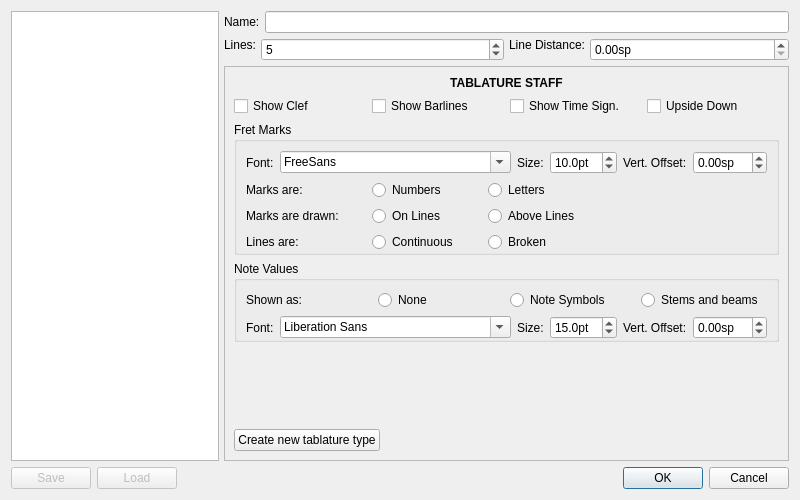
musescore/musescore-old, file mscore/mscore/stafftype.ui: the form before one commit.
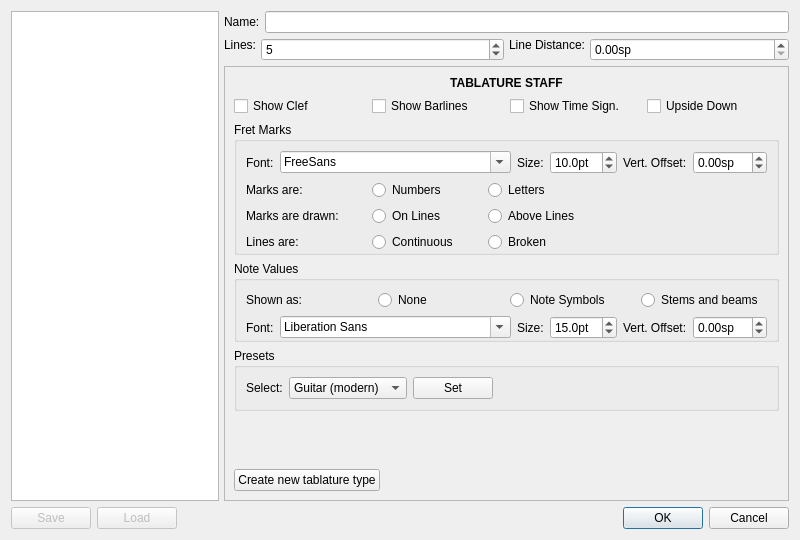
The form after the commit. The open tabs and pages were chosen to show the change.

Commit message: Tablature Properties dlg box: added support for presets

```diff
--- a/mscore/mscore/stafftype.ui
+++ b/mscore/mscore/stafftype.ui
@@ -7,7 +7,7 @@
     <x>0</x>
     <y>0</y>
     <width>800</width>
-    <height>500</height>
+    <height>540</height>
    </rect>
   </property>
   <property name="windowTitle">
@@ -250,7 +250,7 @@
           </layout>
          </widget>
          <widget class="QWidget" name="page_2">
-          <layout class="QVBoxLayout" name="verticalLayout_6" stretch="0,0,0,0,0,0">
+          <layout class="QVBoxLayout" name="verticalLayout_6" stretch="0,0,0,0,0,0,0">
            <item>
             <widget class="QLabel" name="tablatureGroupName">
              <property name="font">
@@ -672,6 +672,75 @@
              </layout>
             </widget>
            </item>
+           <item>
+            <widget class="QGroupBox" name="presetGroup">
+             <property name="title">
+              <string>Presets</string>
+             </property>
+             <layout class="QHBoxLayout" name="horizontalLayout_16">
+              <item>
+               <widget class="QLabel" name="presetLabel">
+                <property name="text">
+                 <string>Select:</string>
+                </property>
+               </widget>
+              </item>
+              <item>
+               <widget class="QComboBox" name="presetTablatureCombo">
+                <property name="currentIndex">
+                 <number>0</number>
+                </property>
+                <property name="maxCount">
+                 <number>10</number>
+                </property>
+                <item>
+                 <property name="text">
+                  <string comment="tablatture type">Guitar (modern)</string>
+                 </property>
+                </item>
+                <item>
+                 <property name="text">
+                  <string comment="tablature type">Bass (modern)</string>
+                 </property>
+                </item>
+                <item>
+                 <property name="text">
+                  <string comment="tablature type">Italian (historic)</string>
+                 </property>
+                </item>
+                <item>
+                 <property name="text">
+                  <string comment="tablature type">French (historic)</string>
+                 </property>
+                </item>
+               </widget>
+              </item>
+              <item>
+               <widget class="QPushButton" name="presetTablature">
+                <property name="enabled">
+                 <bool>true</bool>
+                </property>
+                <property name="text">
+                 <string>Set</string>
+                </property>
+               </widget>
+              </item>
+              <item>
+               <spacer name="horizontalSpacer_8">
+                <property name="orientation">
+                 <enum>Qt::Horizontal</enum>
+                </property>
+                <property name="sizeHint" stdset="0">
+                 <size>
+                  <width>40</width>
+                  <height>20</height>
+                 </size>
+                </property>
+               </spacer>
+              </item>
+             </layout>
+            </widget>
+           </item>
            <item>
             <spacer name="verticalSpacer">
              <property name="orientation">
```
Left out of the diff: 2 changed lines with no effect on the pictures. The commit also changes 3 other files.
